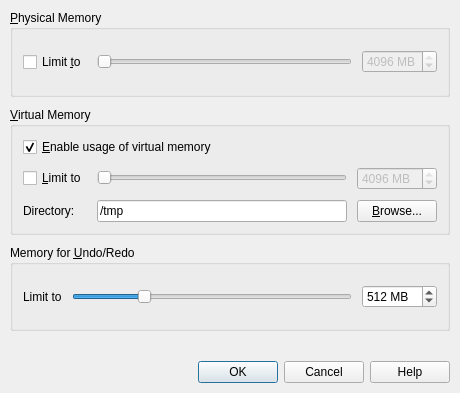
Qt form plugins/memory/MemDlg.ui (KDE/kwave) before a commit.
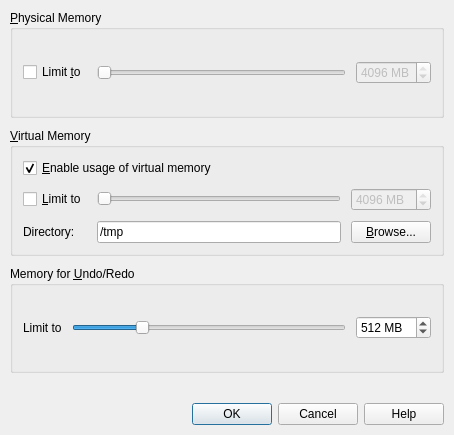
The same form after that commit. Custom widgets are drawn as their Qt base class.

Commit message: EBN: Use KLineEdit instead of QLineEdit

```diff
--- a/plugins/memory/MemDlg.ui
+++ b/plugins/memory/MemDlg.ui
@@ -8,8 +8,8 @@
    <rect>
     <x>0</x>
     <y>0</y>
-    <width>460</width>
-    <height>393</height>
+    <width>454</width>
+    <height>435</height>
    </rect>
   </property>
   <property name="windowTitle">
@@ -329,6 +329,11 @@
  </widget>
  <layoutdefault spacing="10" margin="10"/>
  <customwidgets>
+  <customwidget>
+   <class>KLineEdit</class>
+   <extends>QLineEdit</extends>
+   <header>KLineEdit</header>
+  </customwidget>
  </customwidgets>
  <tabstops>
   <tabstop>chkLimitPhysical</tabstop>
```
Left out of the diff: 57 changed lines with no effect on the pictures. The commit also changes 13 other files.
